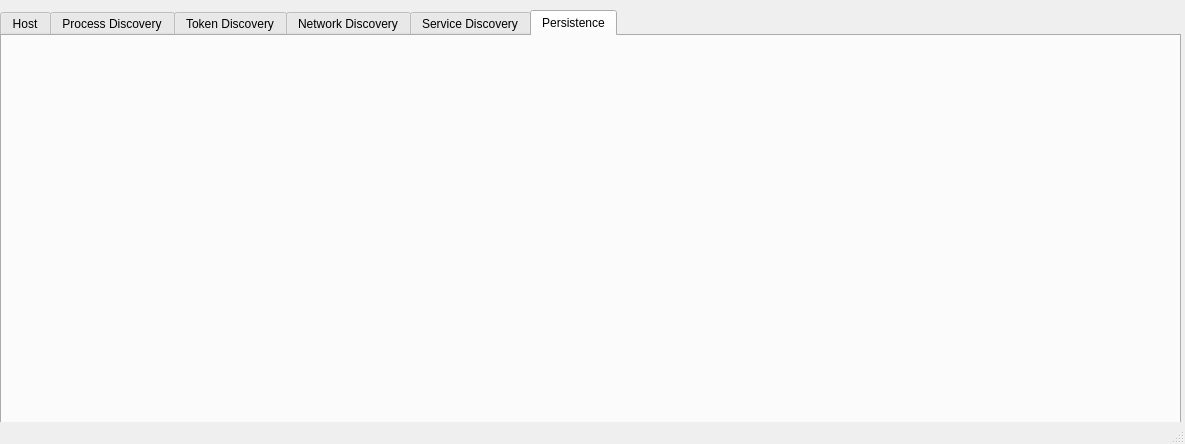
The window that mainwindow.ui (KernelPhantom-010/blue-bear-Red-Teaming-Host-Recon-Tool) describes before a commit, drawn with Qt 5.
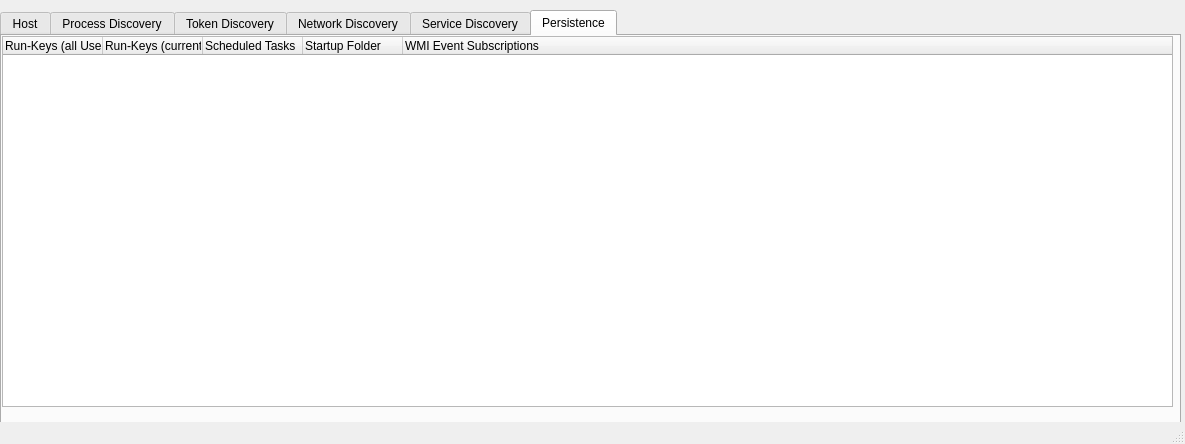
The same window after the commit.

Commit message: Run-Key Enumeration for all and current user added.

The edit to the form file:
```diff
--- a/mainwindow.ui
+++ b/mainwindow.ui
@@ -460,6 +460,41 @@
      <attribute name="title">
       <string>Persistence</string>
      </attribute>
+     <widget class="QTreeWidget" name="treeWidget_6">
+      <property name="geometry">
+       <rect>
+        <x>0</x>
+        <y>0</y>
+        <width>1171</width>
+        <height>371</height>
+       </rect>
+      </property>
+      <column>
+       <property name="text">
+        <string>Run-Keys (all Users)</string>
+       </property>
+      </column>
+      <column>
+       <property name="text">
+        <string>Run-Keys (current User)</string>
+       </property>
+      </column>
+      <column>
+       <property name="text">
+        <string>Scheduled Tasks</string>
+       </property>
+      </column>
+      <column>
+       <property name="text">
+        <string>Startup Folder</string>
+       </property>
+      </column>
+      <column>
+       <property name="text">
+        <string>WMI Event Subscriptions</string>
+       </property>
+      </column>
+     </widget>
     </widget>
    </widget>
   </widget>
```
The commit also changes 5 other files.
